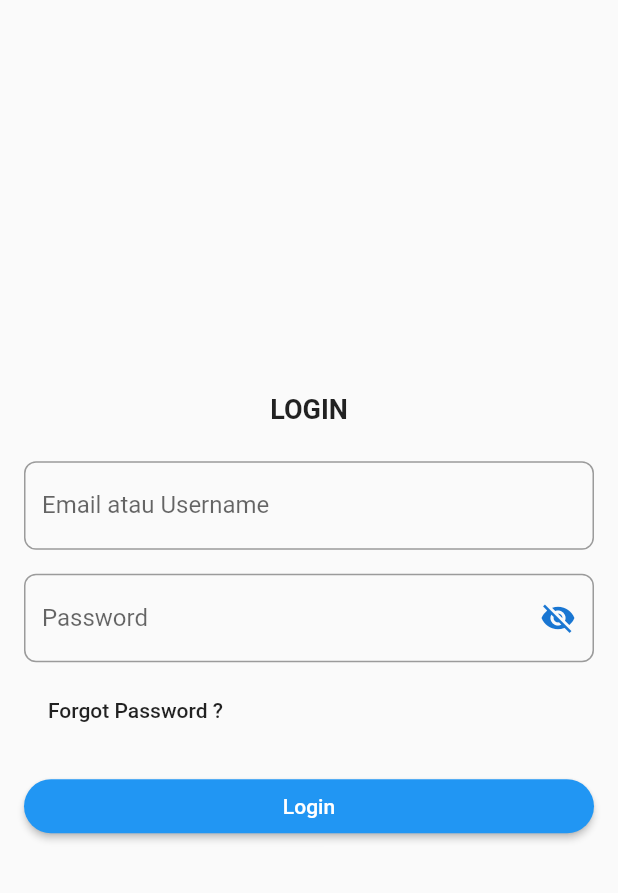
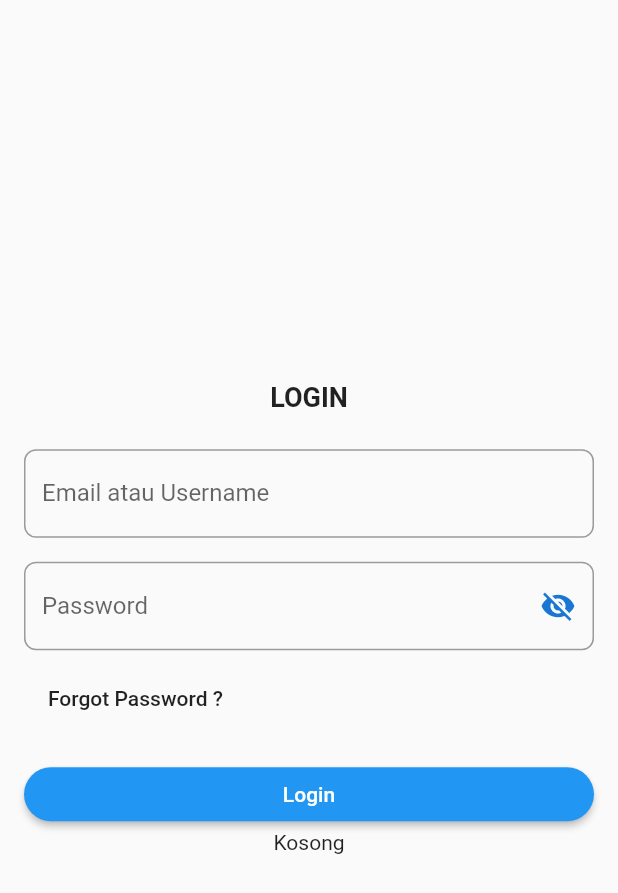
Before and after one commit to ahmadfaizk/flutter-expense, a Flutter app: the screen it shows after launch, on a phone screen of 412 x 824 dp. Shown: the top 893 px of the screen. Run offline on Flutter 3.47's test engine with Material 2 defaults, Android fonts, the phone set to English and light mode, and no system bars; our stand-ins replace pin_code_fields.

Commit message:
add models and login service

```diff
--- a/lib/login.dart
+++ b/lib/login.dart
@@ -1,3 +1,6 @@
+import 'package:expense/model/single_response.dart';
+import 'package:expense/model/token.dart';
+import 'package:expense/service/login_service.dart';
 import 'package:flutter/material.dart';
 
 class Login extends StatefulWidget {
@@ -8,11 +11,13 @@ class Login extends StatefulWidget {
 class _LoginState extends State<Login> {
   bool passwordVisible = false;
   bool isLoading = false;
+  SingleResponse<Token> response;
 
   @override
   Widget build(BuildContext context) {
     return Scaffold(
-      body: Container(
+      body: Builder(
+        builder: (context) => Container(
           margin: EdgeInsets.all(16),
           child: isLoading
               ? Center(child: CircularProgressIndicator())
@@ -23,8 +28,8 @@ class _LoginState extends State<Login> {
                       margin: EdgeInsets.only(bottom: 24),
                       child: Text(
                         "LOGIN",
-                      style:
-                          TextStyle(fontSize: 18, fontWeight: FontWeight.bold),
+                        style: TextStyle(
+                            fontSize: 18, fontWeight: FontWeight.bold),
                       ),
                     ),
                     Container(
@@ -79,11 +84,33 @@ class _LoginState extends State<Login> {
                         child: Text("Login"),
                         shape: StadiumBorder(),
                         onPressed: () {
-                        Navigator.pushReplacementNamed(context, '/home');
+                          final snackbar = SnackBar(
+                              content: Row(
+                                children: <Widget>[
+                                  CircularProgressIndicator(),
+                                  Container(
+                                    margin: EdgeInsets.only(left: 16),
+                                    child: Text("Loading..."),
+                                  )
+                                ],
+                              ),
+                              duration: Duration(days: 365));
+                          Scaffold.of(context).showSnackBar(snackbar);
+                          LoginService.login("ahmad", "ahmad").then((value) {
+                            setState(() {
+                              response = value;
+                            });
+                            Scaffold.of(context).hideCurrentSnackBar();
+                          });
                         },
                       ),
                     ),
+                    Container(
+                      child: Text(
+                          (response != null) ? response.data.token : "Kosong"),
+                    )
                   ],
+                ),
         ),
       ),
     );
--- a/lib/main.dart
+++ b/lib/main.dart
@@ -9,12 +9,7 @@ void main() {
   runApp(MyApp());
 }
 
-class MyApp extends StatefulWidget {
-  @override
-  _MyAppState createState() => _MyAppState();
-}
-
-class _MyAppState extends State<MyApp> {
+class MyApp extends StatelessWidget {
   @override
   Widget build(BuildContext context) {
     return MaterialApp(
--- /dev/null
+++ b/lib/model/single_response.dart
@@ -0,0 +1,14 @@
+class SingleResponse<T> {
+  bool status;
+  String message;
+  T data;
+
+  SingleResponse({this.status, this.message, this.data});
+
+  factory SingleResponse.make(Map<String, dynamic> object) {
+    return SingleResponse(
+        status: object['status'],
+        message: object['message'],
+        data: object['data']);
+  }
+}
--- /dev/null
+++ b/lib/model/token.dart
@@ -0,0 +1,14 @@
+class Token {
+  String type;
+  String token;
+  int expiredIn;
+
+  Token({this.type, this.token, this.expiredIn});
+
+  factory Token.make(Map<String, dynamic> object) {
+    return Token(
+        type: object['type'],
+        token: object['token'],
+        expiredIn: object['expired_in']);
+  }
+}
--- a/pubspec.yaml
+++ b/pubspec.yaml
@@ -28,6 +28,7 @@ dependencies:
   # The following adds the Cupertino Icons font to your application.
   # Use with the CupertinoIcons class for iOS style icons.
   cupertino_icons: ^0.1.3
+  http: ^0.12.2
   pin_code_fields: ^4.0.0
 
 dev_dependencies:
```
Also changed, not shown: lib/service/login_service.dart (added, +18 -0 lines), pubspec.lock. Lines whose indentation alone changed are shown as unchanged.
